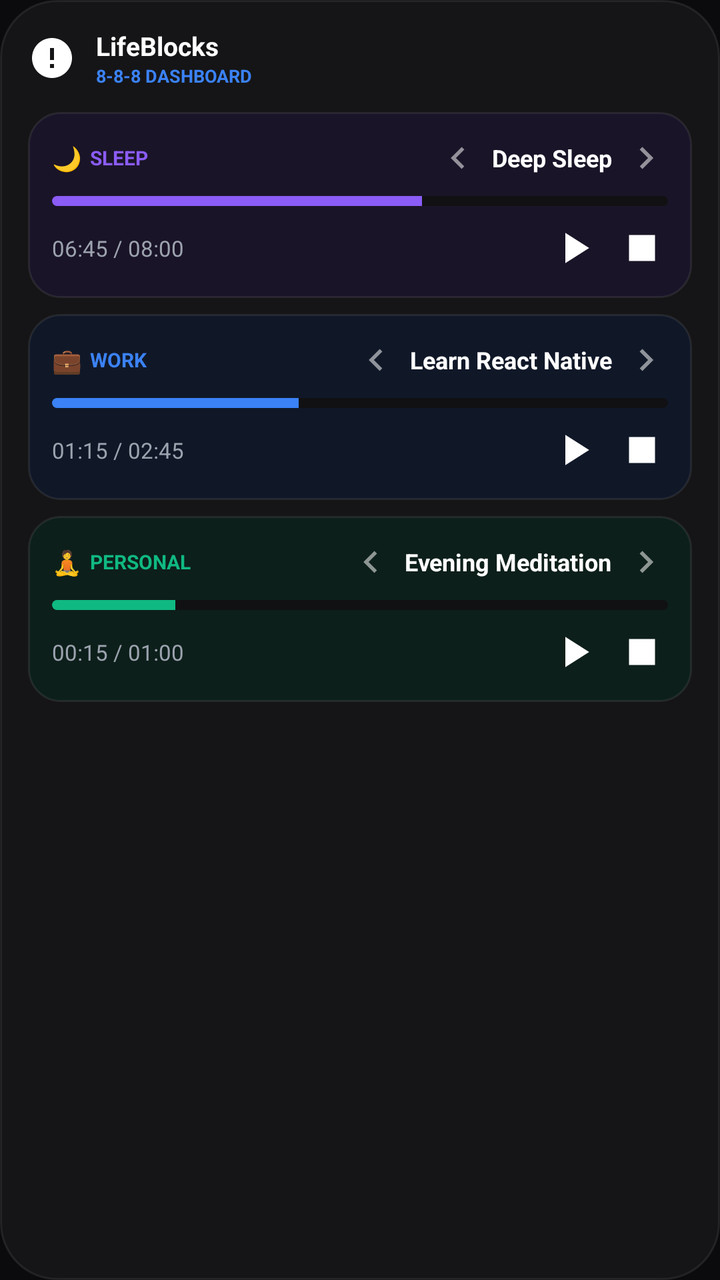
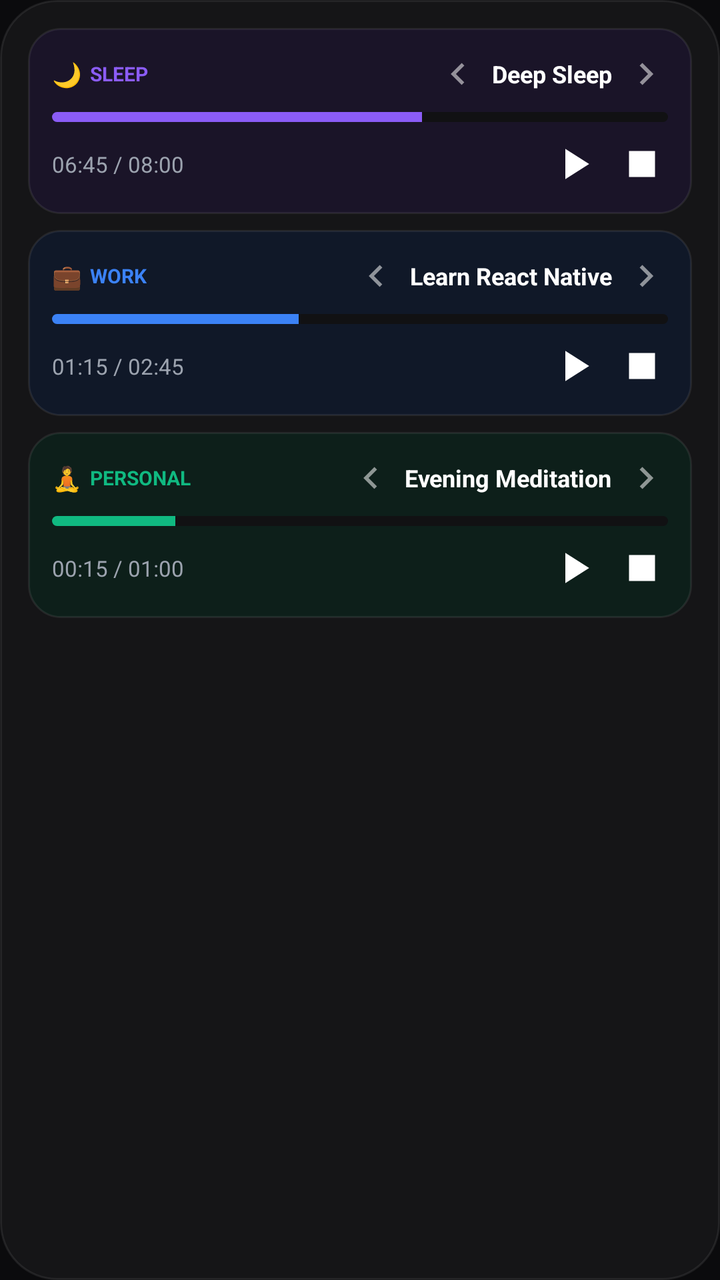

The first picture is an Android layout as it rendered before a commit; the second is the same layout after the commit. The layout source and the unified diff follow.
<!-- AndroidManifest.xml: application theme Theme.DayBlocks -->
<!-- res/layout/layout_notification_expanded.xml -->
<?xml version="1.0" encoding="utf-8"?>
<LinearLayout xmlns:android="http://schemas.android.com/apk/res/android"
    android:layout_width="match_parent"
    android:layout_height="wrap_content"
    android:orientation="vertical"
    android:background="@drawable/bg_notification_outer"
    android:padding="14dp">

    
    <LinearLayout
        android:layout_width="match_parent"
        android:layout_height="wrap_content"
        android:orientation="horizontal"
        android:gravity="center_vertical"
        android:layout_marginBottom="12dp">

        <ImageView
            android:layout_width="24dp"
            android:layout_height="24dp"
            android:src="@drawable/ic_notification"
            android:contentDescription="LifeBlocks Icon" />

        <LinearLayout
            android:layout_width="0dp"
            android:layout_height="wrap_content"
            android:layout_weight="1"
            android:orientation="vertical"
            android:layout_marginStart="10dp">

            <TextView
                android:layout_width="wrap_content"
                android:layout_height="wrap_content"
                android:text="LifeBlocks"
                android:textColor="#FFFFFF"
                android:textSize="13sp"
                android:textStyle="bold" />

            <TextView
                android:layout_width="wrap_content"
                android:layout_height="wrap_content"
                android:text="8-8-8 DASHBOARD"
                android:textColor="@color/accent_blue"
                android:textSize="9sp"
                android:textStyle="bold" />
        </LinearLayout>
    </LinearLayout>

    
    <LinearLayout
        android:id="@+id/llSleepBlock"
        android:layout_width="match_parent"
        android:layout_height="wrap_content"
        android:orientation="vertical"
        android:background="@drawable/bg_notification_card_sleep"
        android:padding="12dp"
        android:layout_marginBottom="8dp">

        <RelativeLayout
            android:layout_width="match_parent"
            android:layout_height="wrap_content">

            <LinearLayout
                android:layout_width="wrap_content"
                android:layout_height="wrap_content"
                android:orientation="horizontal"
                android:gravity="center_vertical"
                android:layout_alignParentStart="true"
                android:layout_centerVertical="true">
                <TextView
                    android:layout_width="wrap_content"
                    android:layout_height="wrap_content"
                    android:text="🌙"
                    android:textSize="12sp" />
                <TextView
                    android:layout_width="wrap_content"
                    android:layout_height="wrap_content"
                    android:text="SLEEP"
                    android:textColor="@color/block_sleep"
                    android:textSize="10sp"
                    android:textStyle="bold"
                    android:layout_marginStart="4dp" />
            </LinearLayout>

            <LinearLayout
                android:layout_width="wrap_content"
                android:layout_height="wrap_content"
                android:orientation="horizontal"
                android:gravity="center_vertical"
                android:layout_alignParentEnd="true"
                android:layout_centerVertical="true">
                <ImageView
                    android:id="@+id/btnSleepPrev"
                    android:layout_width="22dp"
                    android:layout_height="22dp"
                    android:src="@drawable/ic_chevron_left"
                    android:contentDescription="Previous Task"
                    android:clickable="true"
                    android:focusable="true" />
                <TextView
                    android:id="@+id/tvSleepTaskName"
                    android:layout_width="wrap_content"
                    android:layout_height="wrap_content"
                    android:text="Deep Sleep"
                    android:textColor="#FFFFFF"
                    android:textSize="12sp"
                    android:textStyle="bold"
                    android:layout_marginHorizontal="6dp" />
                <ImageView
                    android:id="@+id/btnSleepNext"
                    android:layout_width="22dp"
                    android:layout_height="22dp"
                    android:src="@drawable/ic_chevron_right"
                    android:contentDescription="Next Task"
                    android:clickable="true"
                    android:focusable="true" />
            </LinearLayout>
        </RelativeLayout>

        <ProgressBar
            android:id="@+id/pbSleep"
            style="?android:attr/progressBarStyleHorizontal"
            android:layout_width="match_parent"
            android:layout_height="5dp"
            android:layout_marginVertical="8dp"
            android:max="100"
            android:progress="60"
            android:progressDrawable="@drawable/bg_progress_sleep" />

        <RelativeLayout
            android:layout_width="match_parent"
            android:layout_height="wrap_content">
            <TextView
                android:id="@+id/tvSleepTime"
                android:layout_width="wrap_content"
                android:layout_height="wrap_content"
                android:text="06:45 / 08:00"
                android:textColor="#9CA3AF"
                android:textSize="11sp"
                android:layout_alignParentStart="true"
                android:layout_centerVertical="true" />

            <LinearLayout
                android:layout_width="wrap_content"
                android:layout_height="wrap_content"
                android:orientation="horizontal"
                android:layout_alignParentEnd="true"
                android:layout_centerVertical="true">
                <ImageView
                    android:id="@+id/btnSleepPlayPause"
                    android:layout_width="26dp"
                    android:layout_height="26dp"
                    android:src="@drawable/ic_play"
                    android:contentDescription="Play/Pause"
                    android:layout_marginEnd="8dp"
                    android:clickable="true"
                    android:focusable="true" />
                <ImageView
                    android:id="@+id/btnSleepStop"
                    android:layout_width="26dp"
                    android:layout_height="26dp"
                    android:src="@drawable/ic_stop"
                    android:contentDescription="Stop"
                    android:clickable="true"
                    android:focusable="true" />
            </LinearLayout>
        </RelativeLayout>
    </LinearLayout>

    
    <LinearLayout
        android:id="@+id/llWorkBlock"
        android:layout_width="match_parent"
        android:layout_height="wrap_content"
        android:orientation="vertical"
        android:background="@drawable/bg_notification_card_work"
        android:padding="12dp"
        android:layout_marginBottom="8dp">

        <RelativeLayout
            android:layout_width="match_parent"
            android:layout_height="wrap_content">

            <LinearLayout
                android:layout_width="wrap_content"
                android:layout_height="wrap_content"
                android:orientation="horizontal"
                android:gravity="center_vertical"
                android:layout_alignParentStart="true"
                android:layout_centerVertical="true">
                <TextView
                    android:layout_width="wrap_content"
                    android:layout_height="wrap_content"
                    android:text="💼"
                    android:textSize="12sp" />
                <TextView
                    android:layout_width="wrap_content"
                    android:layout_height="wrap_content"
                    android:text="WORK"
                    android:textColor="@color/block_work"
                    android:textSize="10sp"
                    android:textStyle="bold"
                    android:layout_marginStart="4dp" />
            </LinearLayout>

            <LinearLayout
                android:layout_width="wrap_content"
                android:layout_height="wrap_content"
                android:orientation="horizontal"
                android:gravity="center_vertical"
                android:layout_alignParentEnd="true"
                android:layout_centerVertical="true">
                <ImageView
                    android:id="@+id/btnWorkPrev"
                    android:layout_width="22dp"
                    android:layout_height="22dp"
                    android:src="@drawable/ic_chevron_left"
                    android:contentDescription="Previous Task"
                    android:clickable="true"
                    android:focusable="true" />
                <TextView
                    android:id="@+id/tvWorkTaskName"
                    android:layout_width="wrap_content"
                    android:layout_height="wrap_content"
                    android:text="Learn React Native"
                    android:textColor="#FFFFFF"
                    android:textSize="12sp"
                    android:textStyle="bold"
                    android:layout_marginHorizontal="6dp" />
                <ImageView
                    android:id="@+id/btnWorkNext"
                    android:layout_width="22dp"
                    android:layout_height="22dp"
                    android:src="@drawable/ic_chevron_right"
                    android:contentDescription="Next Task"
                    android:clickable="true"
                    android:focusable="true" />
            </LinearLayout>
        </RelativeLayout>

        <ProgressBar
            android:id="@+id/pbWork"
            style="?android:attr/progressBarStyleHorizontal"
            android:layout_width="match_parent"
            android:layout_height="5dp"
            android:layout_marginVertical="8dp"
            android:max="100"
            android:progress="40"
            android:progressDrawable="@drawable/bg_progress_work" />

        <RelativeLayout
            android:layout_width="match_parent"
            android:layout_height="wrap_content">
            <TextView
                android:id="@+id/tvWorkTime"
                android:layout_width="wrap_content"
                android:layout_height="wrap_content"
                android:text="01:15 / 02:45"
                android:textColor="#9CA3AF"
                android:textSize="11sp"
                android:layout_alignParentStart="true"
                android:layout_centerVertical="true" />

            <LinearLayout
                android:layout_width="wrap_content"
                android:layout_height="wrap_content"
                android:orientation="horizontal"
                android:layout_alignParentEnd="true"
                android:layout_centerVertical="true">
                <ImageView
                    android:id="@+id/btnWorkPlayPause"
                    android:layout_width="26dp"
                    android:layout_height="26dp"
                    android:src="@drawable/ic_play"
                    android:contentDescription="Play/Pause"
                    android:layout_marginEnd="8dp"
                    android:clickable="true"
                    android:focusable="true" />
                <ImageView
                    android:id="@+id/btnWorkStop"
                    android:layout_width="26dp"
                    android:layout_height="26dp"
                    android:src="@drawable/ic_stop"
                    android:contentDescription="Stop"
                    android:clickable="true"
                    android:focusable="true" />
            </LinearLayout>
        </RelativeLayout>
    </LinearLayout>

    
    <LinearLayout
        android:id="@+id/llPersonalBlock"
        android:layout_width="match_parent"
        android:layout_height="wrap_content"
        android:orientation="vertical"
        android:background="@drawable/bg_notification_card_personal"
        android:padding="12dp">

        <RelativeLayout
            android:layout_width="match_parent"
            android:layout_height="wrap_content">

            <LinearLayout
                android:layout_width="wrap_content"
                android:layout_height="wrap_content"
                android:orientation="horizontal"
                android:gravity="center_vertical"
                android:layout_alignParentStart="true"
                android:layout_centerVertical="true">
                <TextView
                    android:layout_width="wrap_content"
                    android:layout_height="wrap_content"
                    android:text="🧘"
                    android:textSize="12sp" />
                <TextView
                    android:layout_width="wrap_content"
                    android:layout_height="wrap_content"
                    android:text="PERSONAL"
                    android:textColor="@color/block_personal"
                    android:textSize="10sp"
                    android:textStyle="bold"
                    android:layout_marginStart="4dp" />
            </LinearLayout>

            <LinearLayout
                android:layout_width="wrap_content"
                android:layout_height="wrap_content"
                android:orientation="horizontal"
                android:gravity="center_vertical"
                android:layout_alignParentEnd="true"
                android:layout_centerVertical="true">
                <ImageView
                    android:id="@+id/btnPersonalPrev"
                    android:layout_width="22dp"
                    android:layout_height="22dp"
                    android:src="@drawable/ic_chevron_left"
                    android:contentDescription="Previous Task"
                    android:clickable="true"
                    android:focusable="true" />
                <TextView
                    android:id="@+id/tvPersonalTaskName"
                    android:layout_width="wrap_content"
                    android:layout_height="wrap_content"
                    android:text="Evening Meditation"
                    android:textColor="#FFFFFF"
                    android:textSize="12sp"
                    android:textStyle="bold"
                    android:layout_marginHorizontal="6dp" />
                <ImageView
                    android:id="@+id/btnPersonalNext"
                    android:layout_width="22dp"
                    android:layout_height="22dp"
                    android:src="@drawable/ic_chevron_right"
                    android:contentDescription="Next Task"
                    android:clickable="true"
                    android:focusable="true" />
            </LinearLayout>
        </RelativeLayout>

        <ProgressBar
            android:id="@+id/pbPersonal"
            style="?android:attr/progressBarStyleHorizontal"
            android:layout_width="match_parent"
            android:layout_height="5dp"
            android:layout_marginVertical="8dp"
            android:max="100"
            android:progress="20"
            android:progressDrawable="@drawable/bg_progress_personal" />

        <RelativeLayout
            android:layout_width="match_parent"
            android:layout_height="wrap_content">
            <TextView
                android:id="@+id/tvPersonalTime"
                android:layout_width="wrap_content"
                android:layout_height="wrap_content"
                android:text="00:15 / 01:00"
                android:textColor="#9CA3AF"
                android:textSize="11sp"
                android:layout_alignParentStart="true"
                android:layout_centerVertical="true" />

            <LinearLayout
                android:layout_width="wrap_content"
                android:layout_height="wrap_content"
                android:orientation="horizontal"
                android:layout_alignParentEnd="true"
                android:layout_centerVertical="true">
                <ImageView
                    android:id="@+id/btnPersonalPlayPause"
                    android:layout_width="26dp"
                    android:layout_height="26dp"
                    android:src="@drawable/ic_play"
                    android:contentDescription="Play/Pause"
                    android:layout_marginEnd="8dp"
                    android:clickable="true"
                    android:focusable="true" />
                <ImageView
                    android:id="@+id/btnPersonalStop"
                    android:layout_width="26dp"
                    android:layout_height="26dp"
                    android:src="@drawable/ic_stop"
                    android:contentDescription="Stop"
                    android:clickable="true"
                    android:focusable="true" />
            </LinearLayout>
        </RelativeLayout>
    </LinearLayout>

</LinearLayout>
<!-- resources referenced by this layout -->
<resources>
  <color name="accent_blue">#3B82F6</color>
  <color name="block_personal">#10B981</color>
  <color name="block_sleep">#8B5CF6</color>
  <color name="block_work">#3B82F6</color>
  <!-- drawable bg_notification_card_personal (drawable) -->
  <?xml version="1.0" encoding="utf-8"?>
  <shape xmlns:android="http://schemas.android.com/apk/res/android">
      <solid android:color="#0D1F1A" />
      <corners android:radius="16dp" />
      <stroke
          android:width="1dp"
          android:color="#14FFFFFF" />
  </shape>
  <!-- drawable bg_notification_card_sleep (drawable) -->
  <?xml version="1.0" encoding="utf-8"?>
  <shape xmlns:android="http://schemas.android.com/apk/res/android">
      <solid android:color="#1A1428" />
      <corners android:radius="16dp" />
      <stroke
          android:width="1dp"
          android:color="#14FFFFFF" />
  </shape>
  <!-- drawable bg_notification_card_work (drawable) -->
  <?xml version="1.0" encoding="utf-8"?>
  <shape xmlns:android="http://schemas.android.com/apk/res/android">
      <solid android:color="#101828" />
      <corners android:radius="16dp" />
      <stroke
          android:width="1dp"
          android:color="#14FFFFFF" />
  </shape>
  <!-- drawable bg_notification_outer (drawable) -->
  <?xml version="1.0" encoding="utf-8"?>
  <shape xmlns:android="http://schemas.android.com/apk/res/android">
      <solid android:color="#E6171719" />
      <corners android:radius="28dp" />
      <stroke
          android:width="1dp"
          android:color="#14FFFFFF" /> 
  </shape>
  <!-- drawable ic_chevron_left (drawable) -->
  <?xml version="1.0" encoding="utf-8"?>
  <vector xmlns:android="http://schemas.android.com/apk/res/android"
      android:width="24dp"
      android:height="24dp"
      android:viewportWidth="24"
      android:viewportHeight="24">
      <path
          android:fillColor="#88FFFFFF"
          android:pathData="M15.41,7.41L14,6l-6,6 6,6 1.41,-1.41L10.83,12z" />
  </vector>
  <!-- drawable ic_notification (drawable) -->
  <?xml version="1.0" encoding="utf-8"?>
  <vector xmlns:android="http://schemas.android.com/apk/res/android"
      android:width="24dp"
      android:height="24dp"
      android:viewportWidth="24"
      android:viewportHeight="24"
      android:tint="#FFFFFF">
      <path
          android:fillColor="@android:color/white"
          android:pathData="M12,2C6.48,2 2,6.48 2,12s4.48,10 10,10 10,-4.48 10,-10S17.52,2 12,2zM13,17h-2v-2h2v2zM13,13h-2L11,7h2v6z" />
  </vector>
  <!-- drawable ic_play (drawable) -->
  <?xml version="1.0" encoding="utf-8"?>
  <vector xmlns:android="http://schemas.android.com/apk/res/android"
      android:width="24dp"
      android:height="24dp"
      android:viewportWidth="24"
      android:viewportHeight="24">
      <path
          android:fillColor="#FFFFFF"
          android:pathData="M8,5v14l11,-7z" />
  </vector>
  <!-- drawable ic_stop (drawable) -->
  <?xml version="1.0" encoding="utf-8"?>
  <vector xmlns:android="http://schemas.android.com/apk/res/android"
      android:width="24dp"
      android:height="24dp"
      android:viewportWidth="24"
      android:viewportHeight="24">
      <path
          android:fillColor="#FFFFFF"
          android:pathData="M6,6h12v12H6z" />
  </vector>
  <color name="surface">#111113</color>
  <color name="accent_blue_dim">#1D4ED8</color>
  <color name="text_primary">#FFFFFF</color>
  <color name="card">#171719</color>
  <color name="background">#0B0B0D</color>
  <color name="danger">#EF4444</color>
  <color name="transparent">#00000000</color>
  <style name="ButtonStyle" parent="Widget.Material3.Button">
          <item name="android:textColor">@color/text_primary</item>
          <item name="backgroundTint">@color/accent_blue</item>
          <item name="cornerRadius">12dp</item>
      </style>
  <color name="nav_background">#0F0F12</color>
  <!-- unchanged entries left out for length: 6 -->
</resources>

<!-- the commit's change to res/layout/layout_notification_expanded.xml (unified diff, before → after) -->
@@ -5,45 +5,6 @@
     android:orientation="vertical"
     android:background="@drawable/bg_notification_outer"
     android:padding="14dp">
-
-    
-    <LinearLayout
-        android:layout_width="match_parent"
-        android:layout_height="wrap_content"
-        android:orientation="horizontal"
-        android:gravity="center_vertical"
-        android:layout_marginBottom="12dp">
-
-        <ImageView
-            android:layout_width="24dp"
-            android:layout_height="24dp"
-            android:src="@drawable/ic_notification"
-            android:contentDescription="LifeBlocks Icon" />
-
-        <LinearLayout
-            android:layout_width="0dp"
-            android:layout_height="wrap_content"
-            android:layout_weight="1"
-            android:orientation="vertical"
-            android:layout_marginStart="10dp">
-
-            <TextView
-                android:layout_width="wrap_content"
-                android:layout_height="wrap_content"
-                android:text="LifeBlocks"
-                android:textColor="#FFFFFF"
-                android:textSize="13sp"
-                android:textStyle="bold" />
-
-            <TextView
-                android:layout_width="wrap_content"
-                android:layout_height="wrap_content"
-                android:text="8-8-8 DASHBOARD"
-                android:textColor="@color/accent_blue"
-                android:textSize="9sp"
-                android:textStyle="bold" />
-        </LinearLayout>
-    </LinearLayout>
 
     
     <LinearLayout
<!-- resource entries referenced after the edit -->
@@ -51,18 +51,6 @@
           android:fillColor="#88FFFFFF"
           android:pathData="M15.41,7.41L14,6l-6,6 6,6 1.41,-1.41L10.83,12z" />
   </vector>
-  <!-- drawable ic_notification (drawable) -->
-  <?xml version="1.0" encoding="utf-8"?>
-  <vector xmlns:android="http://schemas.android.com/apk/res/android"
-      android:width="24dp"
-      android:height="24dp"
-      android:viewportWidth="24"
-      android:viewportHeight="24"
-      android:tint="#FFFFFF">
-      <path
-          android:fillColor="@android:color/white"
-          android:pathData="M12,2C6.48,2 2,6.48 2,12s4.48,10 10,10 10,-4.48 10,-10S17.52,2 12,2zM13,17h-2v-2h2v2zM13,13h-2L11,7h2v6z" />
-  </vector>
   <!-- drawable ic_play (drawable) -->
   <?xml version="1.0" encoding="utf-8"?>
   <vector xmlns:android="http://schemas.android.com/apk/res/android"
